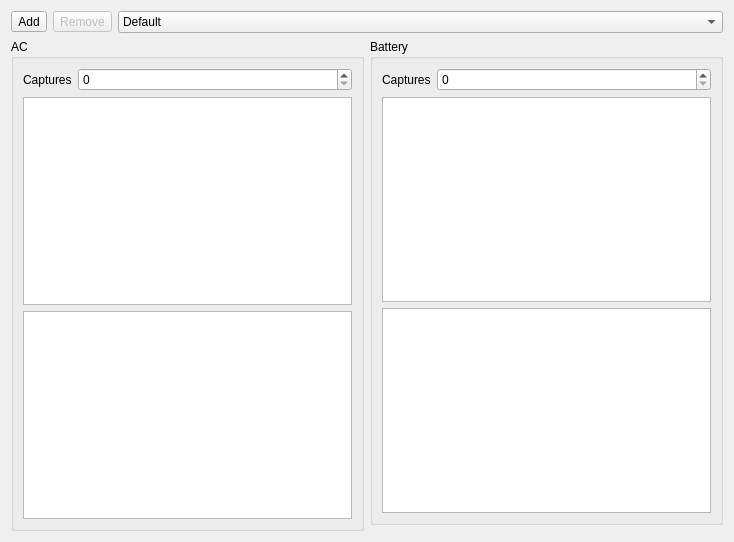
This is src/gui/SensorTab.ui in nullobsi/clight-gui as Qt 5 draws it before an edit. The edited form follows.
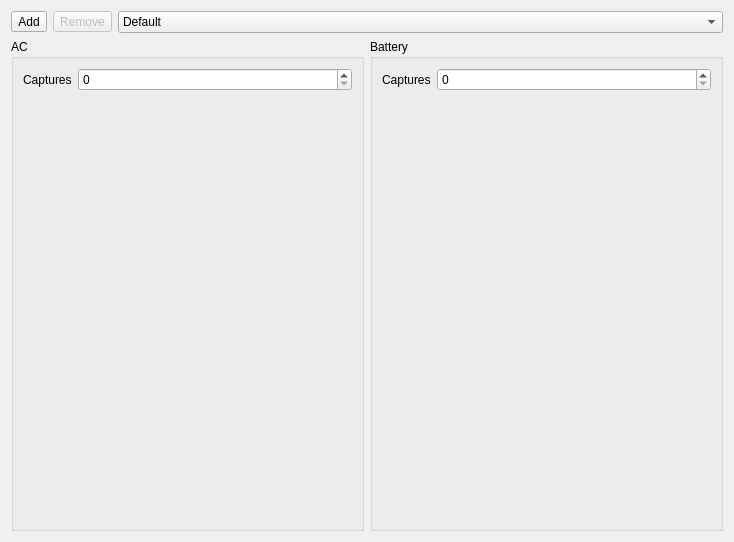
This is the edited form. Icons and pictures are not drawn. Custom widgets are drawn as their Qt base class.

Commit message: unify keyboard and sensor tab graphs under one shared component

The edit to the form file:
```diff
--- a/src/gui/SensorTab.ui
+++ b/src/gui/SensorTab.ui
@@ -14,72 +14,6 @@
    <string>SensorTab</string>
   </property>
   <layout class="QGridLayout" name="gridLayout">
-   <item row="4" column="1">
-    <widget class="QGroupBox" name="batLayout">
-     <property name="title">
-      <string>Battery</string>
-     </property>
-     <layout class="QGridLayout" name="gridLayout_3">
-      <item row="1" column="0">
-       <widget class="QChartView" name="batChart"/>
-      </item>
-      <item row="2" column="0">
-       <widget class="QListView" name="batPoints">
-        <property name="alternatingRowColors">
-         <bool>true</bool>
-        </property>
-       </widget>
-      </item>
-      <item row="0" column="0">
-       <layout class="QFormLayout" name="batFormLayout">
-        <item row="0" column="0">
-         <widget class="QLabel" name="batCapLabel">
-          <property name="text">
-           <string>Captures</string>
-          </property>
-         </widget>
-        </item>
-        <item row="0" column="1">
-         <widget class="QSpinBox" name="batSamples"/>
-        </item>
-       </layout>
-      </item>
-     </layout>
-    </widget>
-   </item>
-   <item row="4" column="0" rowspan="2">
-    <widget class="QGroupBox" name="acLayout">
-     <property name="title">
-      <string>AC</string>
-     </property>
-     <layout class="QGridLayout" name="gridLayout_2">
-      <item row="4" column="0">
-       <widget class="QChartView" name="acChart"/>
-      </item>
-      <item row="5" column="0">
-       <widget class="QListView" name="acPoints">
-        <property name="alternatingRowColors">
-         <bool>true</bool>
-        </property>
-       </widget>
-      </item>
-      <item row="0" column="0">
-       <layout class="QFormLayout" name="acFormLayout">
-        <item row="0" column="0">
-         <widget class="QLabel" name="acCapLabel">
-          <property name="text">
-           <string>Captures</string>
-          </property>
-         </widget>
-        </item>
-        <item row="0" column="1">
-         <widget class="QSpinBox" name="acSamples"/>
-        </item>
-       </layout>
-      </item>
-     </layout>
-    </widget>
-   </item>
    <item row="1" column="0" colspan="2">
     <layout class="QHBoxLayout" name="topLayout">
      <item>
@@ -116,15 +50,54 @@
      </item>
     </layout>
    </item>
+   <item row="2" column="0" rowspan="4">
+    <widget class="QGroupBox" name="acLayout">
+     <property name="title">
+      <string>AC</string>
+     </property>
+     <layout class="QGridLayout" name="gridLayout_2">
+      <item row="0" column="0">
+       <layout class="QFormLayout" name="acFormLayout">
+        <item row="0" column="0">
+         <widget class="QLabel" name="acCapLabel">
+          <property name="text">
+           <string>Captures</string>
+          </property>
+         </widget>
+        </item>
+        <item row="0" column="1">
+         <widget class="QSpinBox" name="acSamples"/>
+        </item>
+       </layout>
+      </item>
+     </layout>
+    </widget>
+   </item>
+   <item row="2" column="1" rowspan="4">
+    <widget class="QGroupBox" name="batLayout">
+     <property name="title">
+      <string>Battery</string>
+     </property>
+     <layout class="QGridLayout" name="gridLayout_3">
+      <item row="0" column="0">
+       <layout class="QFormLayout" name="batFormLayout">
+        <item row="0" column="0">
+         <widget class="QLabel" name="batCapLabel">
+          <property name="text">
+           <string>Captures</string>
+          </property>
+         </widget>
+        </item>
+        <item row="0" column="1">
+         <widget class="QSpinBox" name="batSamples"/>
+        </item>
+       </layout>
+      </item>
+     </layout>
+    </widget>
+   </item>
   </layout>
  </widget>
- <customwidgets>
-  <customwidget>
-   <class>QChartView</class>
-   <extends>QGraphicsView</extends>
-   <header>QtCharts</header>
-  </customwidget>
- </customwidgets>
  <resources/>
  <connections/>
 </ui>
```
The commit also changes 9 other files.
